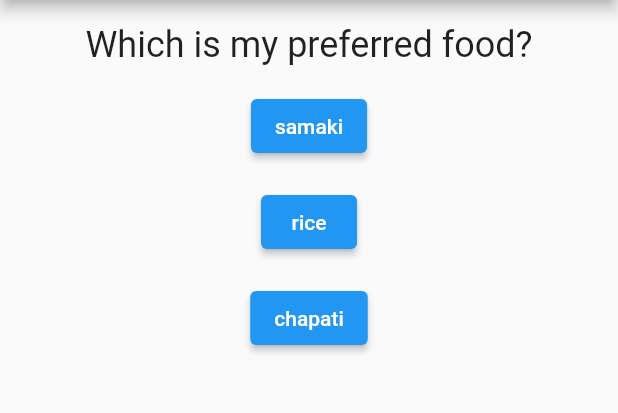
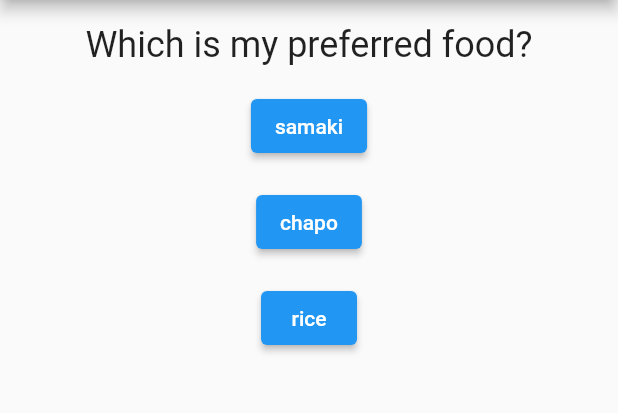
Before and after one commit to Frankline-Sable/quiz_app_flutter, a Flutter app: the screen it shows after launch, after a tap on "red", on a phone screen of 412 x 824 dp, the part 84-497 px from its top. Run offline on Flutter 3.47's test engine with Material 2 defaults, Android fonts, the phone set to English and light mode, and no system bars.

Commit message:
main modules implemented

```diff
--- a/lib/main.dart
+++ b/lib/main.dart
@@ -12,21 +12,35 @@ class QuizApp extends StatefulWidget {
 }
 
 class QuizAppState extends State {
+
   final List<Map<String, Object>> _questions = [
     {
       "question": 'What\'s my favourite color?',
-      'answers': ['red', 'blue', 'green']
+      'answers': [
+        {'answer':'red','score':4},
+        {'answer':'blue','score':7},
+        {'answer':'green','score':2}
+      ]
     },
     {
       "question": 'Which is my preferred food?',
-      'answers': ['samaki', 'rice', 'chapati']
+      'answers': [
+        {'answer':'samaki','score':4},
+        {'answer':'chapo','score':8},
+        {'answer':'rice','score':2}
+      ]
     },
     {
       "question": 'My long term goal is?',
-      'answers': ['family', 'money', 'fame']
+      'answers': [
+        {'answer':'family','score':5},
+        {'answer':'money','score':2},
+        {'answer':'fame','score':8}
+      ]
     }
   ];
   int _questionIndex = 0;
+  int _totalScore=0;
 
   @override
   Widget build(BuildContext context) {
@@ -42,12 +56,13 @@ class QuizAppState extends State {
                 style: TextStyle(fontSize: 24),
               ),
               SizedBox(height: 16),
-              ...(_questions[_questionIndex]['answers'] as List<String>).map((answer){
+              ...(_questions[_questionIndex]['answers'] as  List<Map<String, Object>>).map((answer){
+
                 return Column(
                   children: [
                     ElevatedButton(
-                        onPressed: () => {_answerQuestion(answer)},
-                        child: Text(answer)),
+                        onPressed: () => {_answerQuestion((answer['answer'] as String),answer['score'] as int)},
+                        child: Text(answer['answer'] as String)),
                     SizedBox(height: 16),
                   ],
                 );
@@ -58,7 +73,7 @@ class QuizAppState extends State {
         height: 200,
         child: Column(
             children: [
-              Text("You have run out of questions"),
+              Text("You have run out of questions, score is $_totalScore"),
               SizedBox(height: 16),
               TextButton(onPressed: _restartQuiz, child: Text('Restart Quiz'))
             ],
@@ -68,15 +83,18 @@ class QuizAppState extends State {
     );
   }
 
-  void _answerQuestion(String answer) {
+  void _answerQuestion(String answer, int score) {
     setState(() {
       _questionIndex++;
+      _totalScore=0;
     });
-    print("Answer $answer");
+    _totalScore+=score;
+    print("Answer $answer score $score total = $_totalScore");
   }
   void _restartQuiz(){
     setState(() {
       _questionIndex=0;
+      _totalScore=0;
     });
   }
 }
```
